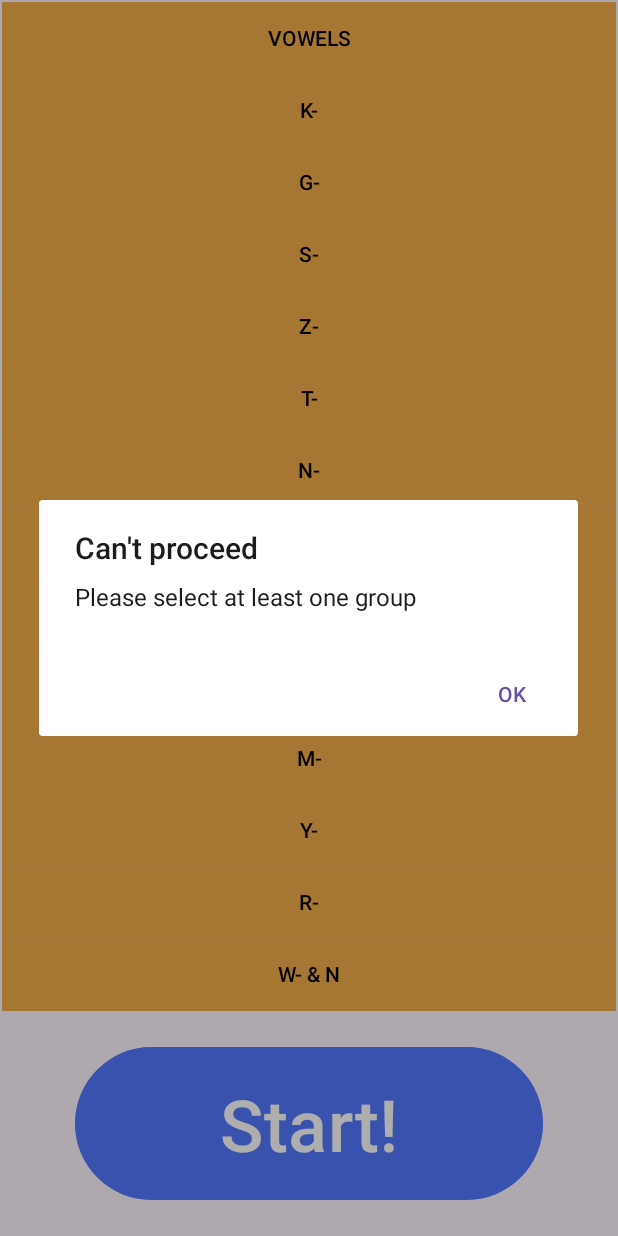
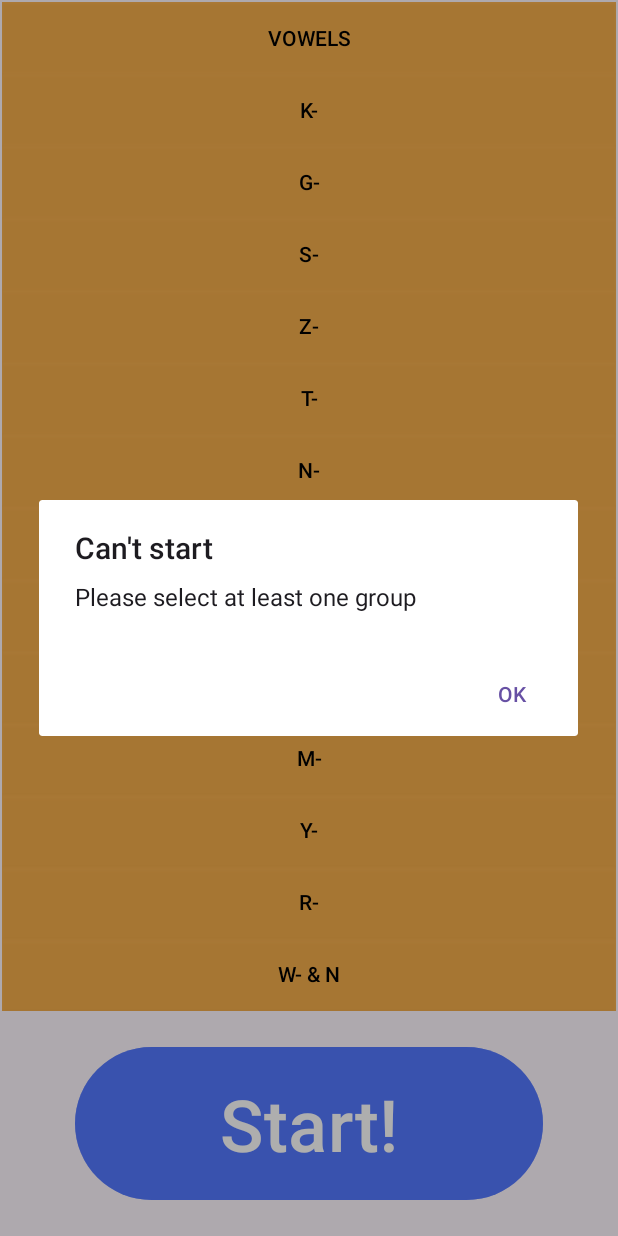
Before and after one commit to Insane96/KataHiraFlashCards, an Android app: the screen it shows after launch (MainActivity), after a tap on "Start!", on a phone screen of 412 x 824 dp. Run offline under Robolectric (Android 15) with nearby library versions, the phone set to English and light mode, and no system bars.

Commit message:
Missing characters and translations + crash fix

```diff
--- a/app/src/main/java/com/github/insane96/katahiraflashcards/CardButton.java
+++ b/app/src/main/java/com/github/insane96/katahiraflashcards/CardButton.java
@@ -28,7 +28,7 @@ public class CardButton extends AppCompatButton {
         this.onNextCardListener = onNextCardListener;
 
         if (this.inverse)
-            this.setText(jChar.roomaji);
+            this.setText(jChar.getRoomajiResId(this.getContext()));
         else if (this.hiragana)
             this.setText(jChar.hiragana);
         else
@@ -52,7 +52,7 @@ public class CardButton extends AppCompatButton {
         if (this.inverse)
             this.setText(this.jChar.hiragana + " " + this.jChar.katakana);
         else
-            this.setText(this.jChar.roomaji);
+            this.setText(jChar.getRoomajiResId(this.getContext()));
         this.hasBeenFlipped = true;
     }
 
--- a/app/src/main/java/com/github/insane96/katahiraflashcards/JChar.java
+++ b/app/src/main/java/com/github/insane96/katahiraflashcards/JChar.java
@@ -1,4 +1,6 @@
 package com.github.insane96.katahiraflashcards;
+
+import android.content.Context;
 
 public enum JChar {
     A("あ", "ア", "a"),
@@ -36,6 +38,12 @@ public enum JChar {
     TSU("つ", "ツ", "tsu"),
     TE("て", "テ", "te"),
     TO("と", "ト", "to"),
+
+    DA("だ", "ダ", "da"),
+    DI("ぢ", "ヂ", "di"),
+    DU("づ", "ヅ", "du"),
+    DE("で", "デ", "de"),
+    DO("ど", "ド", "do"),
 
     NA("な", "ナ", "na"),
     NI("に", "ニ", "ni"),
@@ -107,11 +115,31 @@ public enum JChar {
 
     RYA("りゃ", "リャ", "rya"),
     RYU("りゅ", "リュ", "ryu"),
-    RYO("りょ", "リョ", "ryo"),;
+    RYO("りょ", "リョ", "ryo"),
 
-    public String hiragana;
-    public String katakana;
-    public String roomaji;
+    GYA("ぎゃ", "ギャ", "gya"),
+    GYU("ぎゅ", "ギュ", "gyu"),
+    GYO("ぎょ", "ギョ", "gyo"),
+
+    JYA("じゃ", "ジャ", "jya"),
+    JYU("じゅ", "ジュ", "jyu"),
+    JYO("じょ", "ジョ", "jyo"),
+
+    DYA("ぢゃ", "ヂャ", "dya"),
+    DYU("ぢゅ", "ヂュ", "dyu"),
+    DYO("ぢょ", "ヂョ", "dyo"),
+
+    BYA("びゃ", "ビャ", "bya"),
+    BYU("びゅ", "ビュ", "byu"),
+    BYO("びょ", "ビョ", "byo"),
+
+    PYA("ぴゃ", "ピャ", "pya"),
+    PYU("ぴゅ", "ピュ", "pyu"),
+    PYO("ぴょ", "ピョ", "pyo");
+
+    public final String hiragana;
+    public final String katakana;
+    public final String roomaji;
 
     JChar(String hiragana, String katakana, String roomaji) {
         this.hiragana = hiragana;
@@ -119,15 +147,7 @@ public enum JChar {
         this.roomaji = roomaji;
     }
 
-    public String getHiragana() {
-        return this.hiragana;
-    }
-
-    public String getKatakana() {
-        return this.katakana;
-    }
-
-    public String getRoomaji() {
-        return this.roomaji;
+    public int getRoomajiResId(Context context) {
+        return context.getResources().getIdentifier("jchar_" + this.roomaji.toLowerCase(), "string", context.getPackageName());
     }
 }
--- a/app/src/main/java/com/github/insane96/katahiraflashcards/JGroup.java
+++ b/app/src/main/java/com/github/insane96/katahiraflashcards/JGroup.java
@@ -25,7 +25,12 @@ public enum JGroup {
     NY("ny", List.of(JChar.NYA, JChar.NYU, JChar.NYO)),
     HY("hy", List.of(JChar.HYA, JChar.HYU, JChar.HYO)),
     MY("my", List.of(JChar.MYA, JChar.MYU, JChar.MYO)),
-    RY("ry", List.of(JChar.RYA, JChar.RYU, JChar.RYO));
+    RY("ry", List.of(JChar.RYA, JChar.RYU, JChar.RYO)),
+    GY("gy", List.of(JChar.GYA, JChar.GYU, JChar.GYO)),
+    JY("jy", List.of(JChar.JYA, JChar.JYU, JChar.JYO)),
+    DY("dy", List.of(JChar.DYA, JChar.DYU, JChar.DYO)),
+    BY("by", List.of(JChar.BYA, JChar.BYU, JChar.BYO)),
+    PY("py", List.of(JChar.PYA, JChar.PYU, JChar.PYO));
 
     public static final Map<String, JGroup> NAME_MAP = new LinkedHashMap<>();
 
--- a/app/src/main/java/com/github/insane96/katahiraflashcards/MainActivity.java
+++ b/app/src/main/java/com/github/insane96/katahiraflashcards/MainActivity.java
@@ -38,6 +38,10 @@ public class MainActivity extends AppCompatActivity implements CardButton.OnNext
             return insets;
         });
 
+        /*for (JChar jChar : JChar.values()) {
+            Log.i("JChar", "<string name=\"jchar_" + jChar.name().toLowerCase() + "\">" + jChar.roomaji + "</string>");
+        }*/
+
         for (JGroup jGroup : JGroup.NAME_MAP.values()) {
             GroupButton button = new GroupButton(this, jGroup);
             int resId = getResources().getIdentifier("jgroup_" + jGroup.name.toLowerCase(), "string", getPackageName());
@@ -55,8 +59,8 @@ public class MainActivity extends AppCompatActivity implements CardButton.OnNext
         }
         if (chars.isEmpty()) {
             AlertDialog.Builder builder = new AlertDialog.Builder(this)
-                    .setMessage("Please select at least one group")
-                    .setTitle("Can't proceed")
+                    .setTitle(R.string.select_one_title)
+                    .setMessage(R.string.select_one_message)
                     .setPositiveButton("OK", (dialog, which) -> dialog.dismiss());
             builder.show();
             return;
@@ -75,6 +79,7 @@ public class MainActivity extends AppCompatActivity implements CardButton.OnNext
         if (++currentChar >= chars.size()) {
             binding.btnStart.setVisibility(View.VISIBLE);
             binding.scrGroupList.setVisibility(View.VISIBLE);
+            currentChar = 0;
             return;
         }
         JChar currentJChar = chars.get(currentChar);
```
Also changed, not shown: app/src/main/res/values/strings.xml (+116 -0 lines), 1 other file.
